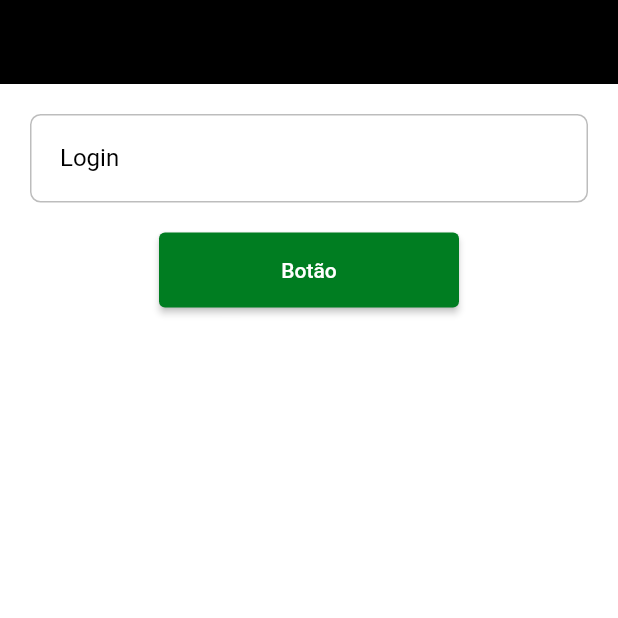
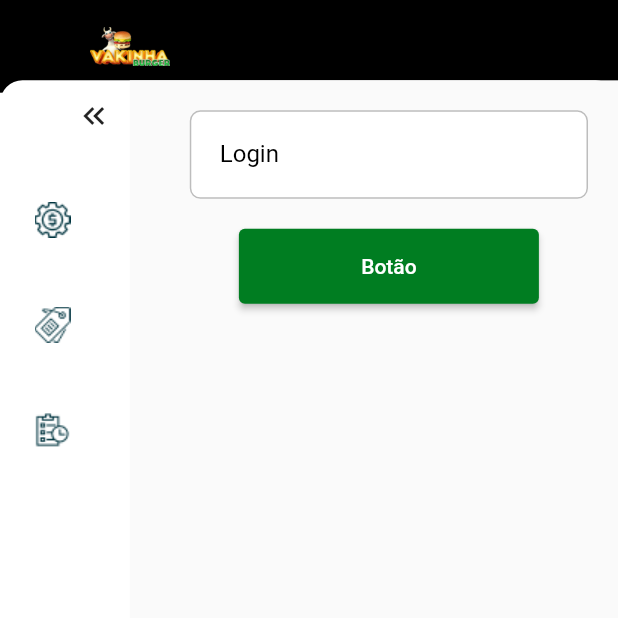
Before and after one commit to ldantascruz/delivery_backoffice, a Flutter app: the BaseLayout screen opened directly, on a phone screen of 412 x 824 dp, the top half of it. Run offline on Flutter 3.47's test engine with Material 2 defaults, Android fonts, the phone set to English and light mode, and no system bars; our stand-ins replace awesome_snackbar_content, dio, flutter_modular, loading_animation_widget, mobx; missing offline and left inert: dart:html, validatorless; generated files the repository leaves out were written again; Roboto replaces fonts that are missing (mplus1).

Commit message:
Criação menu_bar e atualziação base_layout

```diff
--- a/lib/src/app_module.dart
+++ b/lib/src/app_module.dart
@@ -12,6 +12,6 @@
   @override
   List<ModularRoute> get routes => [
         ModuleRoute('/login', module: LoginModule()),
-        ChildRoute('/', child: (context, args) => const HomePage()),
+        ChildRoute('/home', child: (context, args) => const HomePage()),
       ];
 }
--- a/lib/src/modules/home/home_page.dart
+++ b/lib/src/modules/home/home_page.dart
@@ -10,7 +10,6 @@
   @override
   State<HomePage> createState() => _HomePageState();
 }
-
 
 class _HomePageState extends State<HomePage> with Loader, Messages {
   @override
--- a/lib/src/modules/login/login_page.dart
+++ b/lib/src/modules/login/login_page.dart
@@ -37,7 +37,7 @@
             break;
           case LoginStateStatus.success:
             hideLoader();
-            Modular.to.navigate('/');
+            Modular.to.navigate('/home');
             break;
           case LoginStateStatus.error:
             hideLoader();
--- a/lib/src/modules/template/base_layout.dart
+++ b/lib/src/modules/template/base_layout.dart
@@ -1,5 +1,8 @@
 // ignore_for_file: public_member_api_docs, sort_constructors_first
 import 'package:flutter/material.dart';
+
+import '../../core/ui/helpers/size_extensions.dart';
+import './menu/menu_bar.dart' as menu;
 
 class BaseLayout extends StatelessWidget {
   final Widget body;
@@ -11,11 +14,56 @@
 
   @override
   Widget build(BuildContext context) {
+    final screenWidth = context.screenWidth;
+    final shortestSide = context.screenShortestSide;
     return Scaffold(
-      appBar: AppBar(
-        title: const Text(''),
+      body: SizedBox(
+        height: context.screenHeight,
+        child: Stack(
+          children: [
+            Container(
+              color: Colors.black,
+              constraints: BoxConstraints(
+                minWidth: screenWidth,
+                minHeight: shortestSide * .15,
+                maxHeight: shortestSide * .15,
+              ),
+              alignment: Alignment.centerLeft,
+              child: Container(
+                width: shortestSide * .13,
+                margin: const EdgeInsets.only(left: 60),
+                child: Image.asset(
+                  'assets/images/logo.png',
+                ),
+              ),
+            ),
+            Positioned.fill(
+              top: shortestSide * .13,
+              child: Container(
+                decoration: const BoxDecoration(
+                  color: Colors.white,
+                  borderRadius: BorderRadius.horizontal(
+                    left: Radius.circular(15),
+                    right: Radius.circular(15),
+                  ),
+                ),
+                child: Row(
+                  children: [
+                    const menu.MenuBar(),
+                    Expanded(
+                      child: Container(
+                        padding: const EdgeInsets.only(left: 20),
+                        color: Colors.grey[50],
+                        child: body,
+                      ),
+                    ),
+                  ],
+                ),
+              ),
+            ),
+          ],
+        ),
       ),
-      body: body,
     );
   }
 }
--- /dev/null
+++ b/lib/src/modules/template/menu/menu_bar.dart
@@ -0,0 +1,64 @@
+import 'menu_button.dart';
+import 'menu_enum.dart';
+import 'package:flutter/material.dart';
+
+import '../../../core/ui/helpers/size_extensions.dart';
+
+class MenuBar extends StatefulWidget {
+  const MenuBar({super.key});
+
+  @override
+  State<MenuBar> createState() => _MenuBarState();
+}
+
+class _MenuBarState extends State<MenuBar> {
+  Menu? selectedMenu;
+  var colapsed = false;
+
+  @override
+  Widget build(BuildContext context) {
+    return AnimatedContainer(
+      duration: const Duration(milliseconds: 200),
+      width: colapsed ? 80 : context.percentWidget(.21),
+      height: double.infinity,
+      child: Column(
+        mainAxisSize: MainAxisSize.max,
+        crossAxisAlignment: CrossAxisAlignment.center,
+        children: [
+          Align(
+            alignment: Alignment.centerRight,
+            child: IconButton(
+              onPressed: () {
+                setState(() {
+                  colapsed = !colapsed;
+                });
+              },
+              icon: Icon(
+                colapsed
+                    ? Icons.keyboard_double_arrow_right
+                    : Icons.keyboard_double_arrow_left,
+              ),
+            ),
+          ),
+          const SizedBox(height: 10),
+          ListView.builder(
+            shrinkWrap: true,
+            itemCount: Menu.values.length,
+            itemBuilder: (context, index) {
+              final menu = Menu.values[index];
+              return MenuButton(
+                menu: menu,
+                menuSelected: selectedMenu,
+                onPressed: (Menu menu) {
+                  setState(() {
+                    selectedMenu = menu;
+                  });
+                },
+              );
+            },
+          ),
+        ],
+      ),
+    );
+  }
+}
--- /dev/null
+++ b/lib/src/modules/template/menu/menu_button.dart
@@ -0,0 +1,81 @@
+// ignore_for_file: public_member_api_docs, sort_constructors_first
+import 'package:flutter/material.dart';
+
+import '../../../core/ui/styles/text_styles.dart';
+import 'menu_enum.dart';
+
+class MenuButton extends StatelessWidget {
+  final Menu menu;
+  final Menu? menuSelected;
+  final ValueChanged<Menu> onPressed;
+
+  const MenuButton({
+    Key? key,
+    required this.menu,
+    this.menuSelected,
+    required this.onPressed,
+  }) : super(key: key);
+
+  @override
+  Widget build(BuildContext context) {
+    final isSelected = menuSelected == menu;
+    return LayoutBuilder(
+      builder: (_, constrains) {
+        return Visibility(
+          visible: constrains.maxWidth != 90,
+          replacement: Container(
+            margin: const EdgeInsets.all(10),
+            padding: const EdgeInsets.all(5),
+            child: Tooltip(
+              message: menu.label,
+              child: IconButton(
+                onPressed: () => onPressed(menu),
+                icon: Image.asset(
+                  'assets/images/icons/${isSelected ? menu.assetIconSelected : menu.assetIcon}',
+                ),
+              ),
+            ),
+          ),
+          child: Material(
+            color: Colors.transparent,
+            child: InkWell(
+              onTap: () => onPressed(menu),
+              borderRadius: BorderRadius.circular(20),
+              child: Container(
+                margin: const EdgeInsets.all(10),
+                padding: const EdgeInsets.all(5),
+                decoration: isSelected
+                    ? BoxDecoration(
+                        borderRadius: BorderRadius.circular(10),
+                        color: const Color(0xFFFFF5E2),
+                      )
+                    : null,
+                child: Row(
+                  mainAxisSize: MainAxisSize.min,
+                  children: [
+                    Padding(
+                      padding: const EdgeInsets.all(8.0),
+                      child: Image.asset(
+                        'assets/images/icons/${isSelected ? menu.assetIconSelected : menu.assetIcon}',
+                      ),
+                    ),
+                    const SizedBox(width: 10),
+                    Expanded(
+                      child: Text(
+                        menu.label,
+                        overflow: TextOverflow.ellipsis,
+                        style: isSelected
+                            ? context.textStyles.textBold
+                            : context.textStyles.textRegular,
+                      ),
+                    ),
+                  ],
+                ),
+              ),
+            ),
+          ),
+        );
+      },
+    );
+  }
+}
--- /dev/null
+++ b/lib/src/modules/template/menu/menu_enum.dart
@@ -0,0 +1,27 @@
+enum Menu {
+  paymentType(
+    '/payment-type/',
+    'payment_type_ico.png',
+    'payment_type_ico_selected.png',
+    'Administrar Formas de Pagamento',
+  ),
+  products(
+    '/products/',
+    'product_ico.png',
+    'product_ico_selected.png',
+    'Administrar Produtos',
+  ),
+  orders(
+    '/order/',
+    'order_ico.png',
+    'order_ico_selected.png',
+    'Pedidos do dia',
+  );
+
+  final String route;
+  final String assetIcon;
+  final String assetIconSelected;
+  final String label;
+
+  const Menu(this.route, this.assetIcon, this.assetIconSelected, this.label);
+}
```
